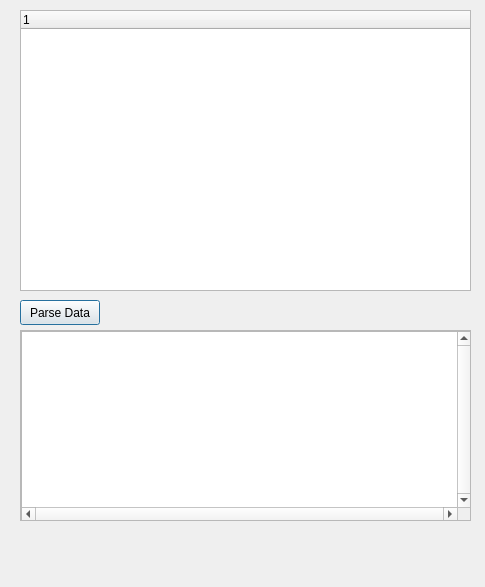
This is parserdialog.ui in skullanbones/ts-analyzer as Qt 5 draws it before an edit. The edited form follows.
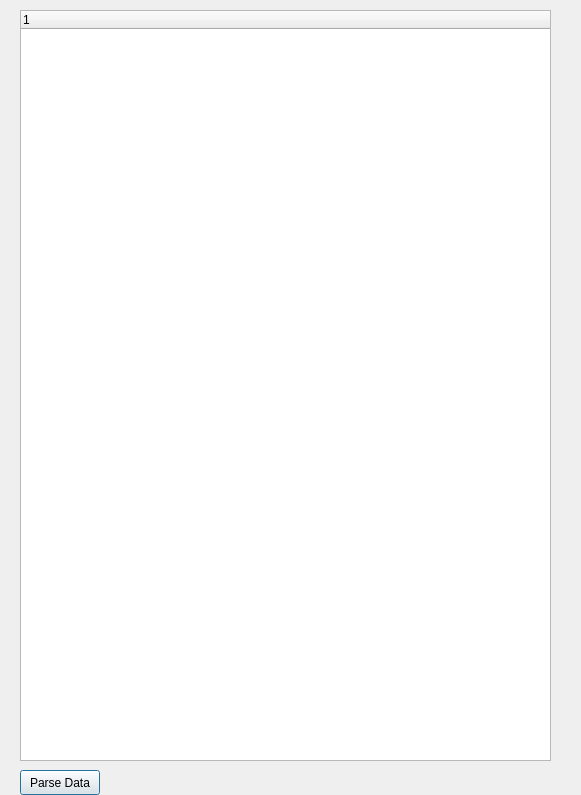
This is the edited form.

Commit message: Remove text window

```diff
--- a/parserdialog.ui
+++ b/parserdialog.ui
@@ -6,8 +6,8 @@
    <rect>
     <x>0</x>
     <y>0</y>
-    <width>485</width>
-    <height>587</height>
+    <width>581</width>
+    <height>795</height>
    </rect>
   </property>
   <property name="windowTitle">
@@ -17,7 +17,7 @@
    <property name="geometry">
     <rect>
      <x>20</x>
-     <y>300</y>
+     <y>770</y>
      <width>80</width>
      <height>25</height>
     </rect>
@@ -26,55 +26,13 @@
     <string>Parse Data</string>
    </property>
   </widget>
-  <widget class="QScrollArea" name="scrollArea">
-   <property name="geometry">
-    <rect>
-     <x>20</x>
-     <y>330</y>
-     <width>451</width>
-     <height>191</height>
-    </rect>
-   </property>
-   <property name="widgetResizable">
-    <bool>true</bool>
-   </property>
-   <widget class="QWidget" name="scrollAreaWidgetContents">
-    <property name="geometry">
-     <rect>
-      <x>0</x>
-      <y>0</y>
-      <width>449</width>
-      <height>189</height>
-     </rect>
-    </property>
-    <widget class="QTextBrowser" name="textBrowser">
-     <property name="geometry">
-      <rect>
-       <x>0</x>
-       <y>0</y>
-       <width>451</width>
-       <height>191</height>
-      </rect>
-     </property>
-     <property name="verticalScrollBarPolicy">
-      <enum>Qt::ScrollBarAlwaysOn</enum>
-     </property>
-     <property name="horizontalScrollBarPolicy">
-      <enum>Qt::ScrollBarAlwaysOn</enum>
-     </property>
-     <property name="autoFormatting">
-      <set>QTextEdit::AutoAll</set>
-     </property>
-    </widget>
-   </widget>
-  </widget>
   <widget class="QTreeWidget" name="treeWidget">
    <property name="geometry">
     <rect>
      <x>20</x>
      <y>10</y>
-     <width>451</width>
-     <height>281</height>
+     <width>531</width>
+     <height>751</height>
     </rect>
    </property>
    <column>
```
The commit also changes 1 other file.
